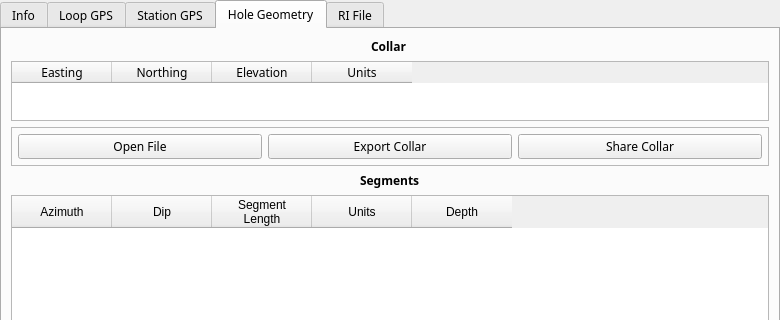
Above: src/ui/pem_info_widget.ui from Eric-Meunier/Processor-Suite before the change; both pictures show x 0 to 780 and y 0 to 320 of the 780 by 814 pixel window. Below: the same form after it.
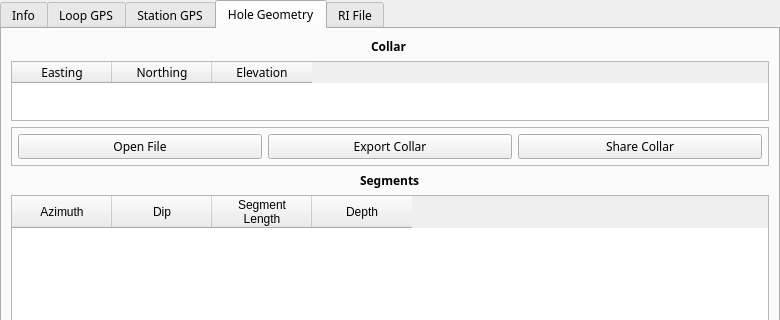
That is the form after the change. The open tabs and pages were chosen to show the change.

Commit message: Removed "units" from GPS tables and GPS objects as a column.

```diff
--- a/src/ui/pem_info_widget.ui
+++ b/src/ui/pem_info_widget.ui
@@ -915,11 +915,6 @@
 Length</string>
           </property>
          </column>
-         <column>
-          <property name="text">
-           <string>Units</string>
-          </property>
-         </column>
          <column>
           <property name="text">
            <string>Depth</string>
@@ -1065,11 +1060,6 @@
            <string>Elevation</string>
           </property>
          </column>
-         <column>
-          <property name="text">
-           <string>Units</string>
-          </property>
-         </column>
          <item row="0" column="0">
           <property name="text">
            <string/>
@@ -1094,14 +1084,6 @@
            <set>AlignCenter</set>
           </property>
          </item>
-         <item row="0" column="3">
-          <property name="text">
-           <string/>
-          </property>
-          <property name="textAlignment">
-           <set>AlignCenter</set>
-          </property>
-         </item>
         </widget>
        </item>
       </layout>
```
Left out of the diff: 12 changed lines with no effect on the pictures. The commit also changes 21 other files.
